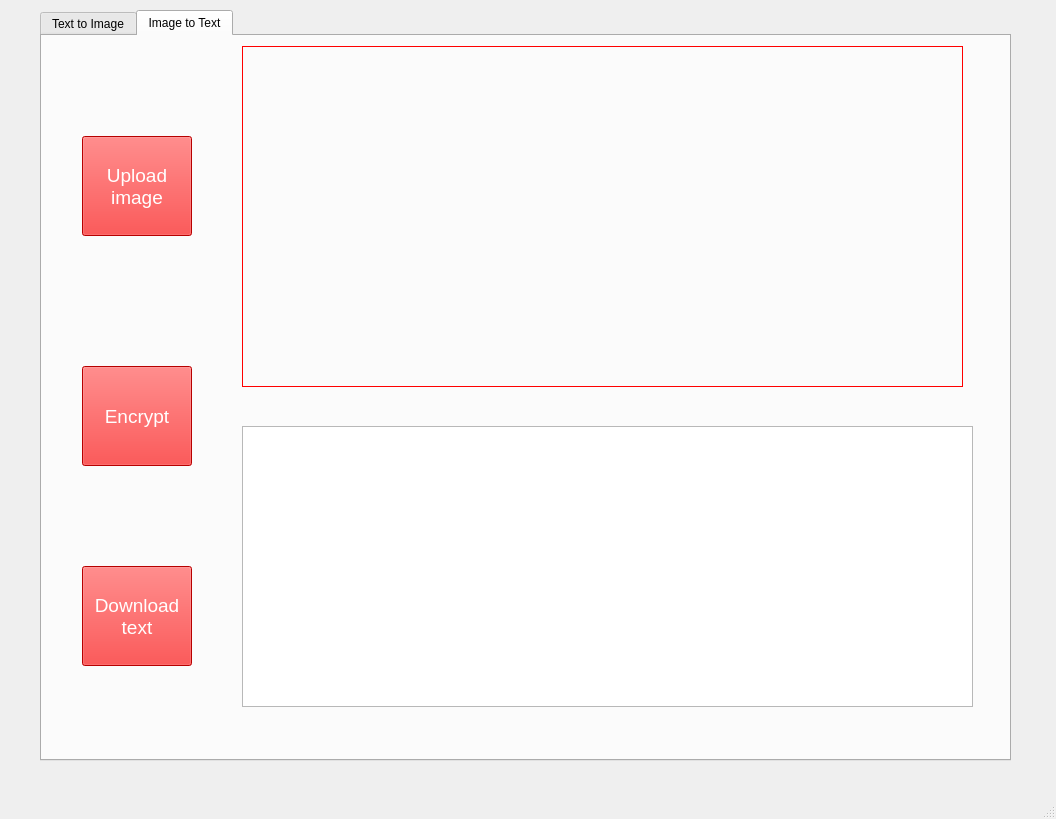
Qt form Interface.ui (Zeroqube/DevHack_abacaba_Project) before a commit.
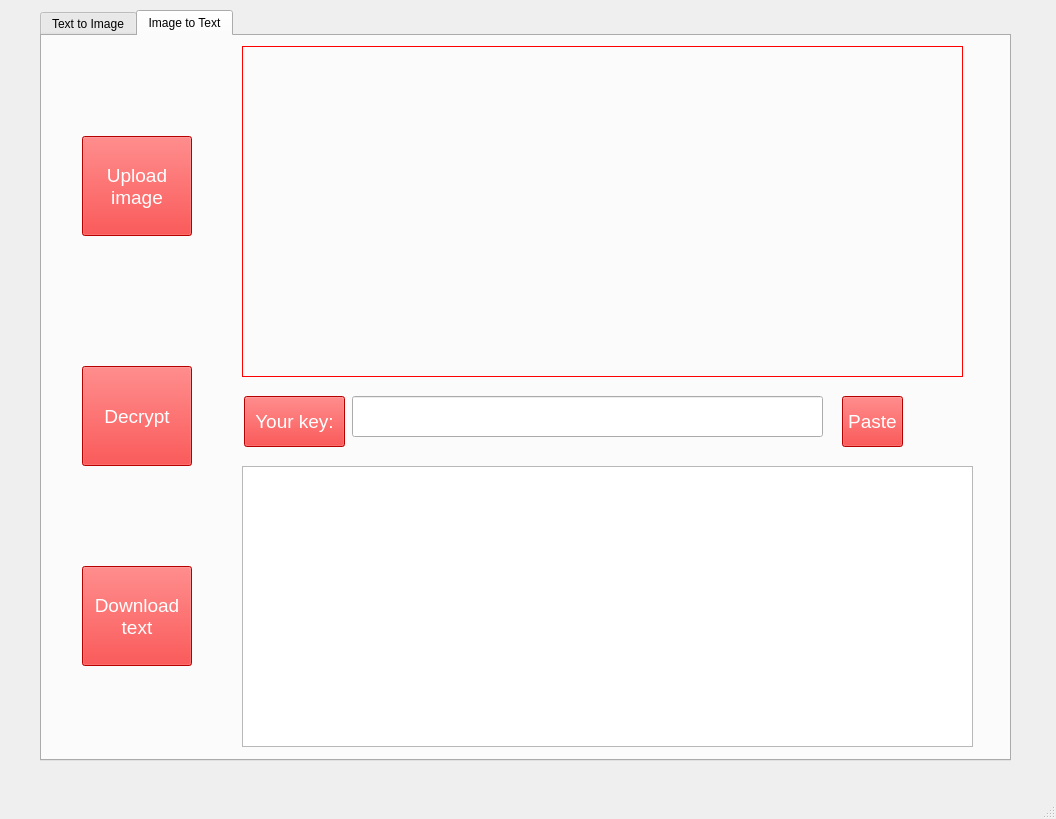
The same form after that commit. The open tabs and pages were chosen to show the change.

Commit message: Ready to merge with coping

The edit to the form file:
```diff
--- a/Interface.ui
+++ b/Interface.ui
@@ -294,7 +294,7 @@
         <x>200</x>
         <y>10</y>
         <width>721</width>
-        <height>341</height>
+        <height>331</height>
        </rect>
       </property>
       <property name="styleSheet">
@@ -312,7 +312,7 @@
       <property name="geometry">
        <rect>
         <x>200</x>
-        <y>390</y>
+        <y>430</y>
         <width>731</width>
         <height>281</height>
        </rect>
@@ -344,7 +344,65 @@
 }</string>
       </property>
       <property name="text">
-       <string>Encrypt</string>
+       <string>Decrypt</string>
+      </property>
+     </widget>
+     <widget class="QPushButton" name="pushButton">
+      <property name="geometry">
+       <rect>
+        <x>202</x>
+        <y>360</y>
+        <width>101</width>
+        <height>51</height>
+       </rect>
+      </property>
+      <property name="font">
+       <font>
+        <pointsize>14</pointsize>
+       </font>
+      </property>
+      <property name="styleSheet">
+       <string notr="true">QPushButton {
+	color: white;
+	background-color: red;
+}</string>
+      </property>
+      <property name="text">
+       <string>Your key:</string>
+      </property>
+     </widget>
+     <widget class="QPushButton" name="paste">
+      <property name="geometry">
+       <rect>
+        <x>800</x>
+        <y>360</y>
+        <width>61</width>
+        <height>51</height>
+       </rect>
+      </property>
+      <property name="font">
+       <font>
+        <pointsize>14</pointsize>
+       </font>
+      </property>
+      <property name="styleSheet">
+       <string notr="true">QPushButton {
+	color: white;
+	background-color: red;
+}</string>
+      </property>
+      <property name="text">
+       <string>Paste</string>
+      </property>
+     </widget>
+     <widget class="QLineEdit" name="decryptkey">
+      <property name="geometry">
+       <rect>
+        <x>310</x>
+        <y>360</y>
+        <width>471</width>
+        <height>41</height>
+       </rect>
       </property>
      </widget>
     </widget>
```
Left out of the diff: 30 changed lines with no effect on the pictures. The commit also changes 1 other file.
